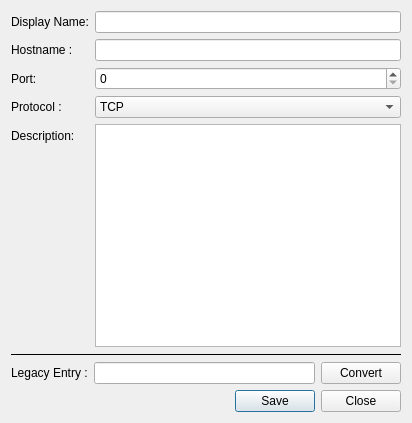
This is resource/ui/favorite_server_dialog.ui in AttorneyOnline/AO2-Client as Qt 5 draws it before an edit. The edited form follows.
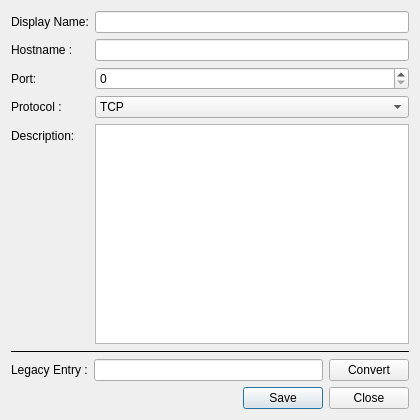
This is the edited form.

Commit message: fix minimum sizes

```diff
--- a/resource/ui/favorite_server_dialog.ui
+++ b/resource/ui/favorite_server_dialog.ui
@@ -6,10 +6,16 @@
    <rect>
     <x>0</x>
     <y>0</y>
-    <width>412</width>
-    <height>423</height>
+    <width>420</width>
+    <height>420</height>
    </rect>
   </property>
+  <property name="minimumSize">
+   <size>
+    <width>230</width>
+    <height>260</height>
+   </size>
+  </property>
   <property name="windowTitle">
    <string>Form</string>
   </property>
```
The commit also changes 1 other file.
